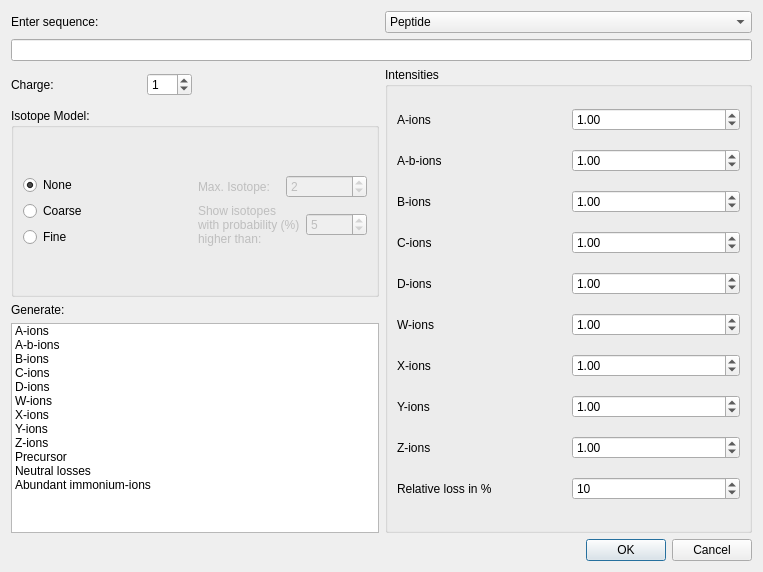
Old version of the form src/openms_gui/source/VISUAL/DIALOGS/TheoreticalSpectrumGenerationDialog.ui in the repository OpenMS/OpenMS.
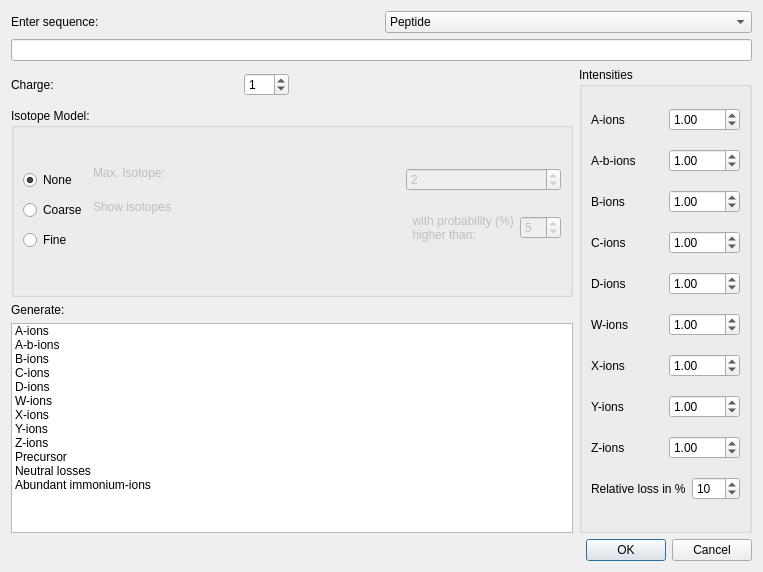
New version of the form.

```diff
--- a/src/openms_gui/source/VISUAL/DIALOGS/TheoreticalSpectrumGenerationDialog.ui
+++ b/src/openms_gui/source/VISUAL/DIALOGS/TheoreticalSpectrumGenerationDialog.ui
@@ -204,7 +204,8 @@
                        <string>Defines the maximal isotopic peak which is added</string>
                       </property>
                       <property name="text">
-                       <string>Max. Isotope:</string>
+                                                                                            <string>Max. Isotope:
+                                                                                            </string>
                       </property>
                      </widget>
                     </item>
@@ -229,8 +230,9 @@
                       </property>
                       <property name="text">
                        <string>Show isotopes
-with probability (%)
-higher than:</string>
+                                                                                                with probability (%)
+                                                                                                higher than:
+                                                                                            </string>
                       </property>
                      </widget>
                     </item>
```
Left out of the diff: 38 changed lines with no effect on the pictures. Lines whose indentation alone changed are shown as unchanged.
